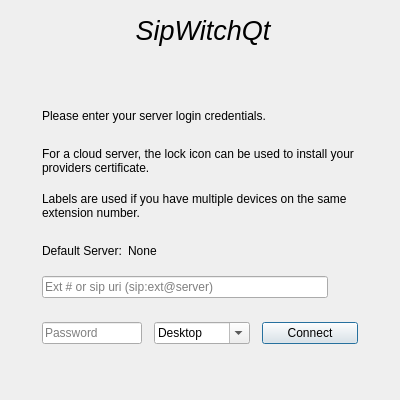
Before: the Qt Designer form Desktop/login.ui in dyfet/tycho_sipwitchqt, drawn with Qt 5.
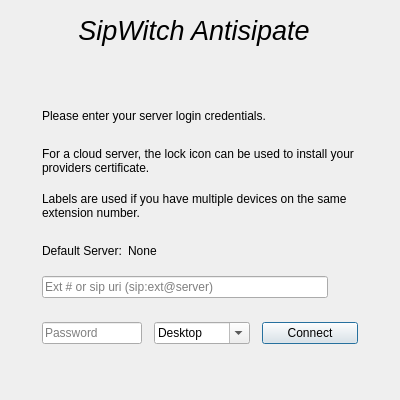
After: the same form once the commit is applied. Icons and pictures are not drawn.

```diff
--- a/Desktop/login.ui
+++ b/Desktop/login.ui
@@ -71,7 +71,7 @@
           </font>
          </property>
          <property name="text">
-          <string>SipWitchQt</string>
+          <string>SipWitch Antisipate</string>
          </property>
          <property name="alignment">
           <set>Qt::AlignCenter</set>
```
